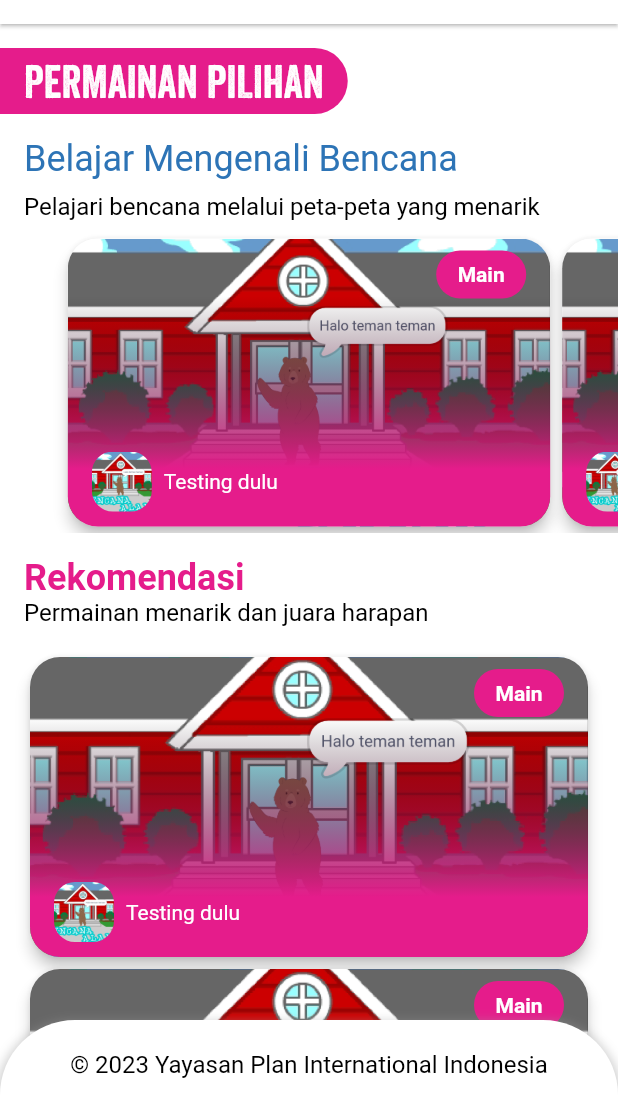
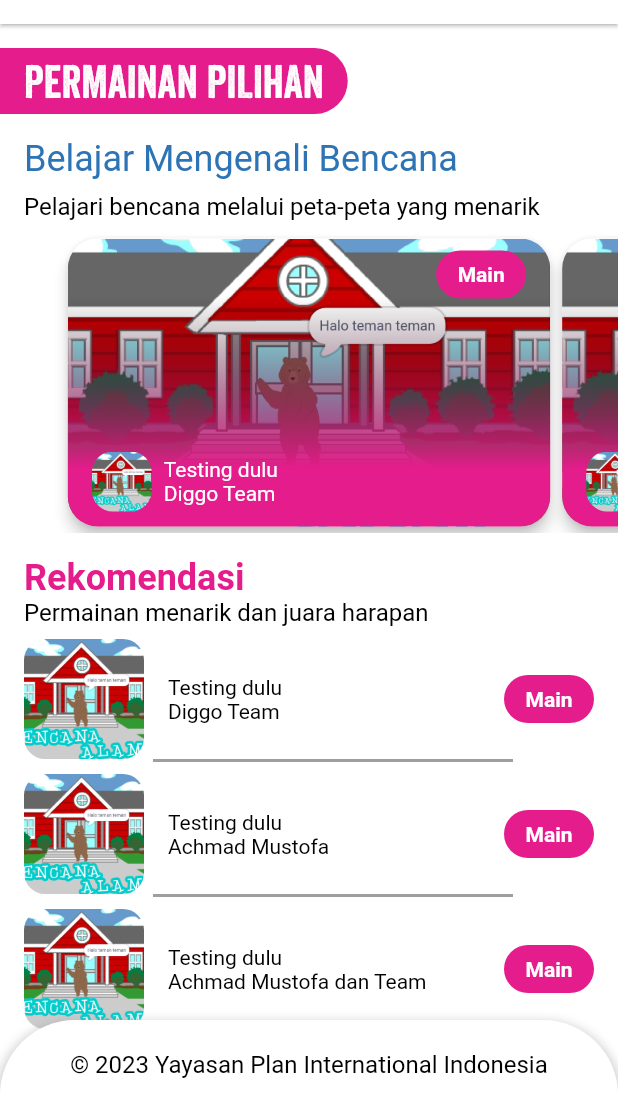
Before and after one commit to gofur/safe_school_game, a Flutter app: the GameList screen opened by its route, on a phone screen of 412 x 824 dp, the part 126-1236 px from its top. Run offline on Flutter 3.47's test engine with Material 2 defaults, Android fonts, the phone set to English and light mode, and no system bars; drawn by our look-alikes of auto_size_text; our stand-ins replace connectivity_plus; Roboto replaces fonts that are missing (Monserrat).

Commit message:
update: game list item

```diff
--- a/lib/game_item.dart
+++ b/lib/game_item.dart
@@ -17,7 +17,7 @@ class GameItem extends StatelessWidget {
       child: Container(
         height: 200,
         width: 250,
-        decoration:  BoxDecoration(
+        decoration: BoxDecoration(
           borderRadius: const BorderRadius.all(Radius.circular(20)),
           image: DecorationImage(
             image: AssetImage(
@@ -55,18 +55,16 @@ class GameItem extends StatelessWidget {
                           borderRadius: BorderRadius.all(Radius.circular(20)),
                           color: Color(0xFFE51C8B),
                         ),
-                        child: const Expanded(
-                            child: AutoSizeText(
+                        child: const AutoSizeText(
                           "Main",
                           maxLines: 2,
                           style: TextStyle(
                               color: Colors.white,
                               fontFamily: "Monserrat",
                               fontSize: 14.0,
-                            fontWeight: FontWeight.bold
+                              fontWeight: FontWeight.bold),
+                          textAlign: TextAlign.center,
                         ),
-                          textAlign: TextAlign.center,
-                        )),
                       )),
                 ),
                 Row(
@@ -75,8 +73,9 @@ class GameItem extends StatelessWidget {
                     Container(
                       width: 40,
                       height: 40,
-                      decoration:  BoxDecoration(
-                        borderRadius: const BorderRadius.all(Radius.circular(14)),
+                      decoration: BoxDecoration(
+                        borderRadius:
+                            const BorderRadius.all(Radius.circular(14)),
                         image: DecorationImage(
                           image: AssetImage(
                             game.icon,
@@ -89,11 +88,23 @@ class GameItem extends StatelessWidget {
                       width: 8.0,
                     ),
                     Expanded(
-                        child: AutoSizeText(
-                      game.titleIcon,
+                      child: Column(
+                        crossAxisAlignment: CrossAxisAlignment.start,
+                        mainAxisAlignment: MainAxisAlignment.start,
+                        children: [
+                          AutoSizeText(
+                            game.title,
                             maxLines: 2,
                             style: const TextStyle(color: Colors.white),
-                    ))
+                          ),
+                          AutoSizeText(
+                            game.author,
+                            maxLines: 2,
+                            style: const TextStyle(color: Colors.white),
+                          ),
+                        ],
+                      ),
+                    )
                   ],
                 ),
               ],
@@ -104,3 +115,68 @@ class GameItem extends StatelessWidget {
     );
   }
 }
+
+class GameItemHorizontal extends StatelessWidget {
+  final Game game;
+  const GameItemHorizontal({Key? key, required this.game}) : super(key: key);
+
+  @override
+  Widget build(BuildContext context) {
+    return Row(mainAxisAlignment: MainAxisAlignment.spaceBetween, children: [
+      Container(
+        width: 80,
+        height: 80,
+        decoration: BoxDecoration(
+          borderRadius: const BorderRadius.all(Radius.circular(14)),
+          image: DecorationImage(
+            image: AssetImage(
+              game.icon,
+            ),
+            fit: BoxFit.cover,
+          ),
+        ),
+      ),
+      const Padding(padding: EdgeInsets.only(left: 16.0)),
+
+
+      Expanded(
+        child: Column(
+          crossAxisAlignment: CrossAxisAlignment.start,
+          mainAxisAlignment: MainAxisAlignment.start,
+          children: [
+            AutoSizeText(
+              game.title,
+              maxLines: 2,
+              style: const TextStyle(color: Colors.black),
+            ),
+            AutoSizeText(
+              game.author,
+              maxLines: 2,
+              style: const TextStyle(color: Colors.black),
+            ),
+
+          ],
+        ),
+      ),
+
+      Container(
+        width: 60,
+        padding: const EdgeInsets.all(8.0),
+        decoration: const BoxDecoration(
+          borderRadius: BorderRadius.all(Radius.circular(20)),
+          color: Color(0xFFE51C8B),
+        ),
+        child: const AutoSizeText(
+          "Main",
+          maxLines: 2,
+          style: TextStyle(
+              color: Colors.white,
+              fontFamily: "Monserrat",
+              fontSize: 14.0,
+              fontWeight: FontWeight.bold),
+          textAlign: TextAlign.center,
+        ),
+      ),
+    ]);
+  }
+}
--- a/lib/game_list.dart
+++ b/lib/game_list.dart
@@ -128,17 +128,30 @@ class _GameListState extends State<GameList> {
                 ),
                 const SizedBox(height: 8.0,),
                 SizedBox(
-                  child: Expanded(
                   child: ListView.builder(
-                      // controller: _pageController,
                     shrinkWrap: true,
                     physics: const NeverScrollableScrollPhysics(),
-                      padding: const EdgeInsets.symmetric(horizontal: 16.0, vertical: 8.0),
+                    padding: const EdgeInsets.symmetric(horizontal: 16.0),
                     itemCount: appGames.length,
                     itemBuilder: (context, index) {
-                        return Expanded(child: GameItem(game: appGames[index]));
+                      return Column(
+                        crossAxisAlignment: CrossAxisAlignment.start,
+                        children: [
+                          GameItemHorizontal(game: appGames[index]),
+                          Padding(
+                            padding: const EdgeInsets.only(left: 86.0),
+                            child: Container(
+                              color: Colors.grey,
+                              height: 2.0,
+                              width: 240,
+                            ),
+                          ),
+                          const SizedBox(
+                            height: 8.0,
+                          )
+                        ],
+                      );
                     },
-                    ),
                   ),
                 ),
                 const SizedBox(height: 80,)
--- a/lib/models/game.dart
+++ b/lib/models/game.dart
@@ -3,12 +3,14 @@ class Game {
   final String url;
   final String image;
   final String icon;
-  final String titleIcon;
+  final String title;
+  final String author;
 
   Game({
     required this.url,
     required this.image,
     required this.icon,
-    required this.titleIcon
+    required this.title,
+    required this.author
   });
 }
--- a/lib/resources/app_games.dart
+++ b/lib/resources/app_games.dart
@@ -3,22 +3,26 @@ import 'package:safe_school_game/models/game.dart';
 List<Game> appGames = [
   Game(
       url: 'kiku.png',
-      titleIcon: "Testing dulu",
+      title: "Testing dulu",
       icon: "assets/images/kuki/kuki.png",
-      image: "assets/images/kuki/kuki.png"),
+      image: "assets/images/kuki/kuki.png",
+      author: "Diggo Team"),
   Game(
       url: 'kiku.png',
-      titleIcon: "Testing dulu",
+      title: "Testing dulu",
       icon: "assets/images/kuki/kuki.png",
-      image: "assets/images/kuki/kuki.png"),
+      image: "assets/images/kuki/kuki.png",
+      author: "Achmad Mustofa"),
   Game(
       url: 'kiku.png',
-      titleIcon: "Testing dulu",
+      title: "Testing dulu",
       icon: "assets/images/kuki/kuki.png",
-      image: "assets/images/kuki/kuki.png"),
+      image: "assets/images/kuki/kuki.png",
+      author: "Achmad Mustofa dan Team"),
   Game(
       url: 'kiku.png',
-      titleIcon: "Testing dulu",
+      title: "Testing dulu",
       icon: "assets/images/kuki/kuki.png",
-      image: "assets/images/kuki/kuki.png"),
+      image: "assets/images/kuki/kuki.png",
+      author: "Randy"),
 ];
```
Lines whose indentation alone changed are shown as unchanged.
